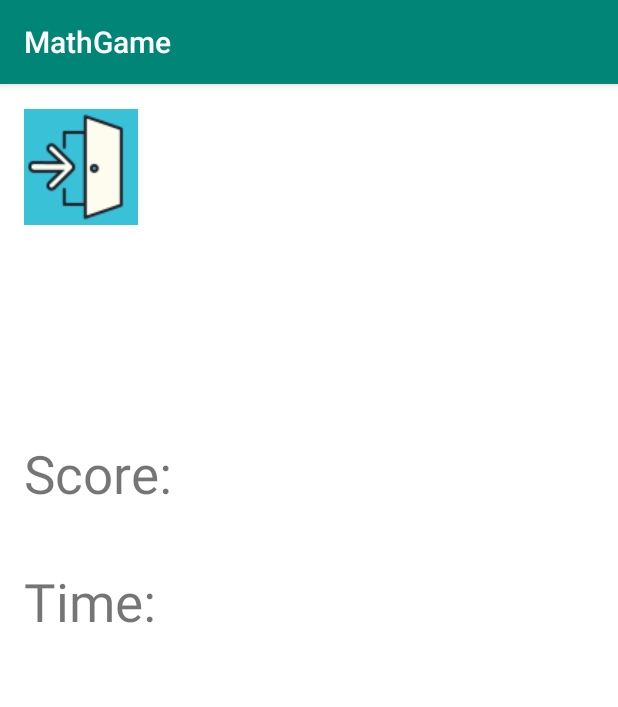
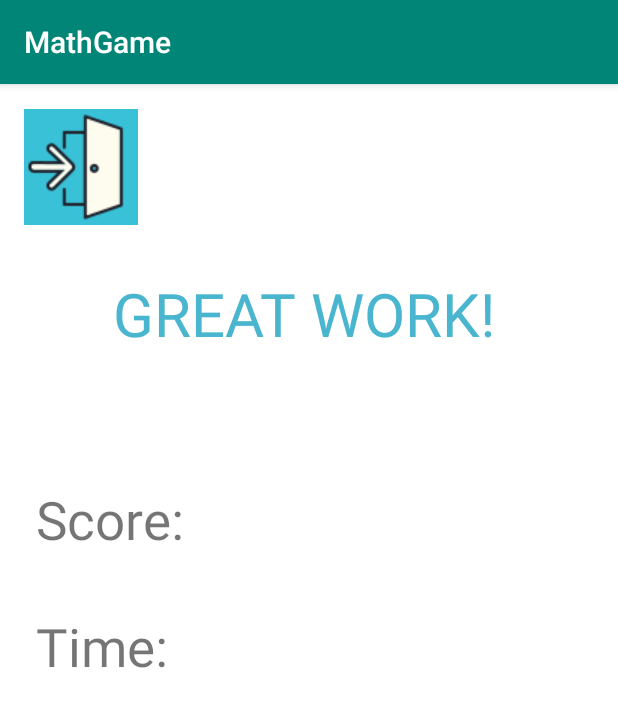
Before and after one commit to zsakr/Math-Game, an Android app: the ResultsPage screen opened directly, with no data from a screen before it, on a phone screen of 412 x 824 dp. Shown: the top 707 px of the screen. Run offline under Robolectric (Android 15) with nearby library versions, the light colour scheme and no system bars; 2 statements that could not run were skipped.

Commit message:
updated results page
changed length of time game for testing purposes

```diff
--- a/app/src/main/java/edu/trincoll/dchitrak/mathgame/TimedGame.java
+++ b/app/src/main/java/edu/trincoll/dchitrak/mathgame/TimedGame.java
@@ -14,7 +14,7 @@ import androidx.appcompat.app.AppCompatActivity;
 public class TimedGame extends AppCompatActivity {
 
     protected int counter = 0;
-    protected final int MAXTIME = 60000;    // max time in millis
+    protected final int MAXTIME = 5000;    // max time in millis
     protected final int SECOND = 1000;      // sec is 1000 millis
     private int numCorrect = 0;
 
--- a/app/src/main/res/layout/activity_results_page.xml
+++ b/app/src/main/res/layout/activity_results_page.xml
@@ -7,49 +7,6 @@
     android:layout_height="match_parent"
     android:background="#FFFFFF"
     tools:context=".ResultsPage">
-
-    <TextView
-        android:id="@+id/dispTime"
-        android:layout_width="174dp"
-        android:layout_height="47dp"
-        android:layout_marginEnd="64dp"
-        android:layout_marginRight="64dp"
-        android:textSize="35sp"
-        app:layout_constraintBottom_toBottomOf="parent"
-        app:layout_constraintEnd_toEndOf="parent"
-        app:layout_constraintHorizontal_bias="1.0"
-        app:layout_constraintStart_toStartOf="parent"
-        app:layout_constraintTop_toTopOf="parent"
-        app:layout_constraintVertical_bias="0.445" />
-
-    <TextView
-        android:id="@+id/dispTimeT"
-        android:layout_width="100dp"
-        android:layout_height="49dp"
-        android:layout_marginStart="16dp"
-        android:layout_marginLeft="16dp"
-        android:text="Time:"
-        android:textSize="35sp"
-        app:layout_constraintBottom_toBottomOf="parent"
-        app:layout_constraintEnd_toEndOf="parent"
-        app:layout_constraintHorizontal_bias="0.0"
-        app:layout_constraintStart_toStartOf="parent"
-        app:layout_constraintTop_toTopOf="parent"
-        app:layout_constraintVertical_bias="0.447" />
-
-    <TextView
-        android:id="@+id/dispScore"
-        android:layout_width="174dp"
-        android:layout_height="47dp"
-        android:layout_marginEnd="64dp"
-        android:layout_marginRight="64dp"
-        android:textSize="35sp"
-        app:layout_constraintBottom_toBottomOf="parent"
-        app:layout_constraintEnd_toEndOf="parent"
-        app:layout_constraintHorizontal_bias="1.0"
-        app:layout_constraintStart_toStartOf="parent"
-        app:layout_constraintTop_toTopOf="parent"
-        app:layout_constraintVertical_bias="0.327" />
 
     <ImageButton
         android:id="@+id/imageButton2"
@@ -67,8 +24,8 @@
         android:id="@+id/dispScoreT"
         android:layout_width="108dp"
         android:layout_height="52dp"
-        android:layout_marginStart="16dp"
-        android:layout_marginLeft="16dp"
+        android:layout_marginStart="24dp"
+        android:layout_marginLeft="24dp"
         android:text="Score:"
         android:textSize="35sp"
         app:layout_constraintBottom_toBottomOf="parent"
@@ -76,5 +33,62 @@
         app:layout_constraintHorizontal_bias="0.0"
         app:layout_constraintStart_toStartOf="parent"
         app:layout_constraintTop_toTopOf="parent"
-        app:layout_constraintVertical_bias="0.32999998" />
+        app:layout_constraintVertical_bias="0.372" />
+
+    <TextView
+        android:id="@+id/dispTime"
+        android:layout_width="174dp"
+        android:layout_height="47dp"
+        android:layout_marginEnd="64dp"
+        android:layout_marginRight="64dp"
+        android:textSize="35sp"
+        app:layout_constraintBottom_toBottomOf="parent"
+        app:layout_constraintEnd_toEndOf="parent"
+        app:layout_constraintHorizontal_bias="1.0"
+        app:layout_constraintStart_toStartOf="parent"
+        app:layout_constraintTop_toTopOf="parent"
+        app:layout_constraintVertical_bias="0.488" />
+
+    <TextView
+        android:id="@+id/dispTimeT"
+        android:layout_width="100dp"
+        android:layout_height="49dp"
+        android:layout_marginStart="24dp"
+        android:layout_marginLeft="24dp"
+        android:text="Time:"
+        android:textSize="35sp"
+        app:layout_constraintBottom_toBottomOf="parent"
+        app:layout_constraintEnd_toEndOf="parent"
+        app:layout_constraintHorizontal_bias="0.0"
+        app:layout_constraintStart_toStartOf="parent"
+        app:layout_constraintTop_toTopOf="parent"
+        app:layout_constraintVertical_bias="0.489" />
+
+    <TextView
+        android:id="@+id/dispScore"
+        android:layout_width="174dp"
+        android:layout_height="47dp"
+        android:layout_marginEnd="64dp"
+        android:layout_marginRight="64dp"
+        android:textSize="35sp"
+        app:layout_constraintBottom_toBottomOf="parent"
+        app:layout_constraintEnd_toEndOf="parent"
+        app:layout_constraintHorizontal_bias="1.0"
+        app:layout_constraintStart_toStartOf="parent"
+        app:layout_constraintTop_toTopOf="parent"
+        app:layout_constraintVertical_bias="0.369" />
+
+    <TextView
+        android:id="@+id/finalMessage"
+        android:layout_width="260dp"
+        android:layout_height="53dp"
+        android:text="GREAT WORK!"
+        android:textColor="#49B5CE"
+        android:textSize="40sp"
+        app:layout_constraintBottom_toBottomOf="parent"
+        app:layout_constraintEnd_toEndOf="parent"
+        app:layout_constraintHorizontal_bias="0.496"
+        app:layout_constraintStart_toStartOf="parent"
+        app:layout_constraintTop_toTopOf="parent"
+        app:layout_constraintVertical_bias="0.176" />
 </androidx.constraintlayout.widget.ConstraintLayout>
```
